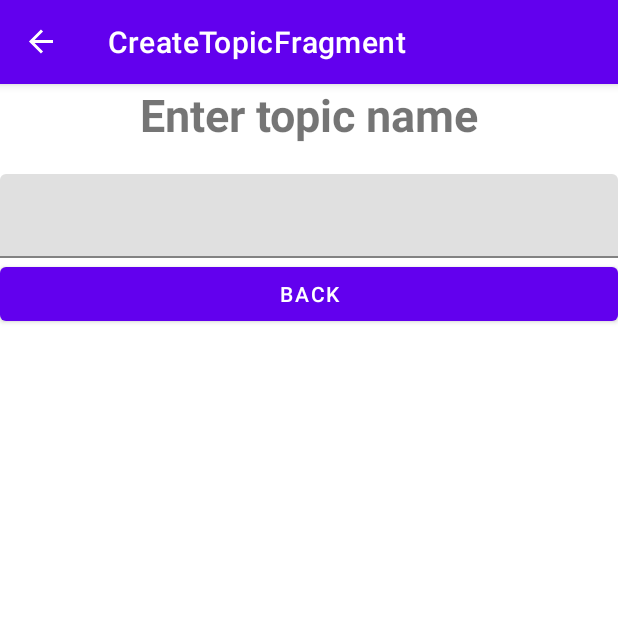
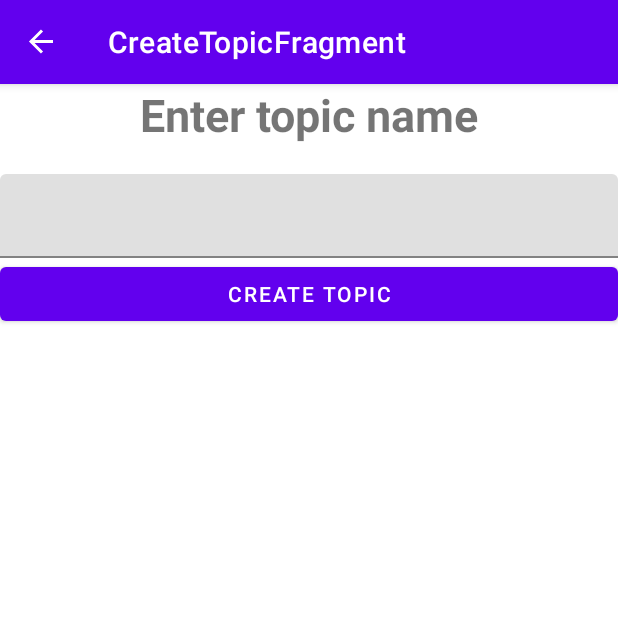
Before and after one commit to Huy-GV/AndroidReminders, an Android app: the CreateTopicFragment screen opened through its navigation route, on a phone screen of 412 x 824 dp, the top half of it. Run offline under Robolectric (Android 15) with nearby library versions, the phone set to English and light mode, and no system bars; our stand-ins replace Room's generated code, navigation-ui.

Commit message:
finished create and read topic functionalities

```diff
--- a/app/src/main/java/com/reminders/AppViewModel.kt
+++ b/app/src/main/java/com/reminders/AppViewModel.kt
@@ -48,6 +48,7 @@ class AppViewModel(
         ) : ViewModelProvider.Factory {
 
         override fun <T : ViewModel?> create(modelClass: Class<T>): T {
+            @Suppress("UNCHECKED_CAST")
             return AppViewModel(topicDao, reminderDao) as T
         }
     }
--- a/app/src/main/java/com/reminders/topics/ReadTopicFragment.kt
+++ b/app/src/main/java/com/reminders/topics/ReadTopicFragment.kt
@@ -26,10 +26,10 @@ private const val ARG_PARAM2 = "param2"
  */
 class ReadTopicFragment : Fragment() {
     private val appViewModel: AppViewModel by activityViewModels {
-
+        val database = (activity?.application as MyApplication).database
         AppViewModel.Factory(
-            (activity?.application as MyApplication).database.reminderDao(),
-            (activity?.application as MyApplication).database.topicDao()
+            database.reminderDao(),
+            database.topicDao()
         )
     }
 
@@ -48,9 +48,11 @@ class ReadTopicFragment : Fragment() {
         val recycler = view.findViewById<RecyclerView>(R.id.topic_recycler)
         val topicAdapter = TopicAdapter()
 
-        appViewModel.getTopics().observe(this.viewLifecycleOwner) {
+        appViewModel
+            .getTopics()
+            .observe(this.viewLifecycleOwner) {
                 topics -> topicAdapter.updateData(topics)
-        }
+            }
 
         recycler.apply {
             adapter = topicAdapter
@@ -65,9 +67,4 @@ class ReadTopicFragment : Fragment() {
         return view
     }
 
-    companion object {
-        @JvmStatic
-        fun newInstance(param1: String, param2: String) =
-            ReadTopicFragment()
-    }
 }
--- a/app/src/main/res/layout/fragment_create_topic.xml
+++ b/app/src/main/res/layout/fragment_create_topic.xml
@@ -27,9 +27,15 @@
             android:id="@+id/topic_input_field"/>
     </com.google.android.material.textfield.TextInputLayout>
 
+<!--    <Button-->
+<!--        android:layout_width="match_parent"-->
+<!--        android:layout_height="wrap_content"-->
+<!--        android:text="BACK"-->
+<!--        android:id="@+id/back_button"/>-->
+
     <Button
         android:layout_width="match_parent"
         android:layout_height="wrap_content"
-        android:text="BACK"
-        android:id="@+id/back_button"/>
+        android:text="Create topic"
+        android:id="@+id/create_topic_button"/>
 </LinearLayout>
```
Also changed, not shown: app/src/main/java/com/reminders/reminders/ReadReminderFragment.kt (added, +60 -0 lines), app/src/main/java/com/reminders/topics/CreateTopicFragment.kt (+24 -16 lines), app/src/main/res/layout/fragment_read_reminder.xml (added, +14 -0 lines).
